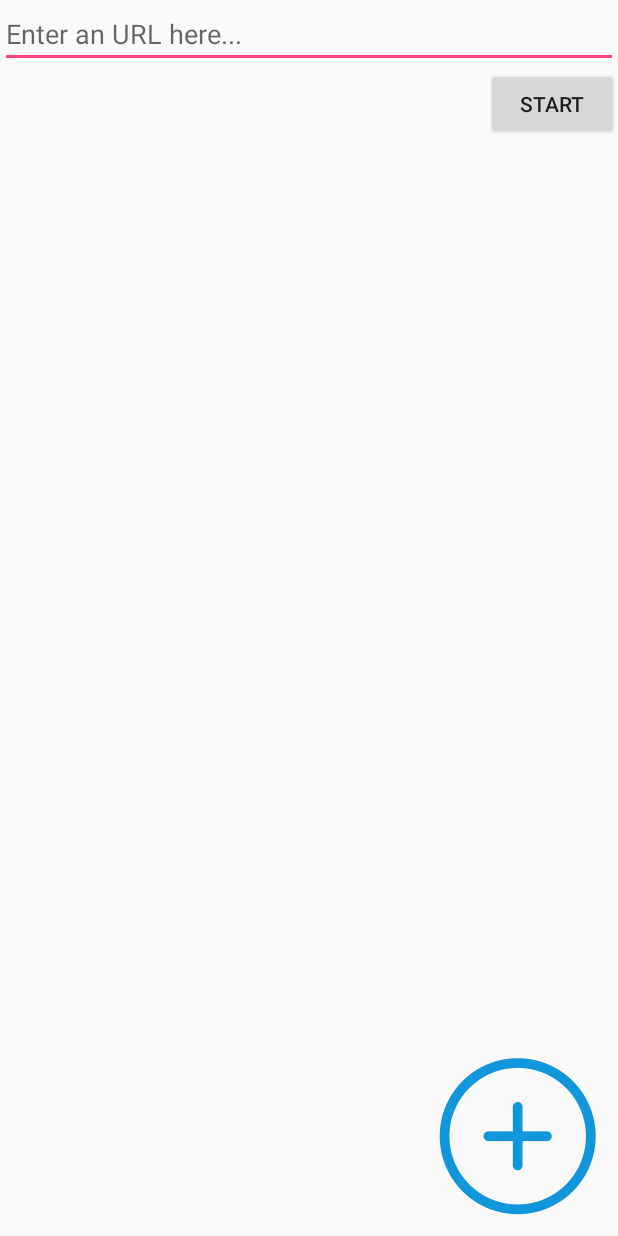
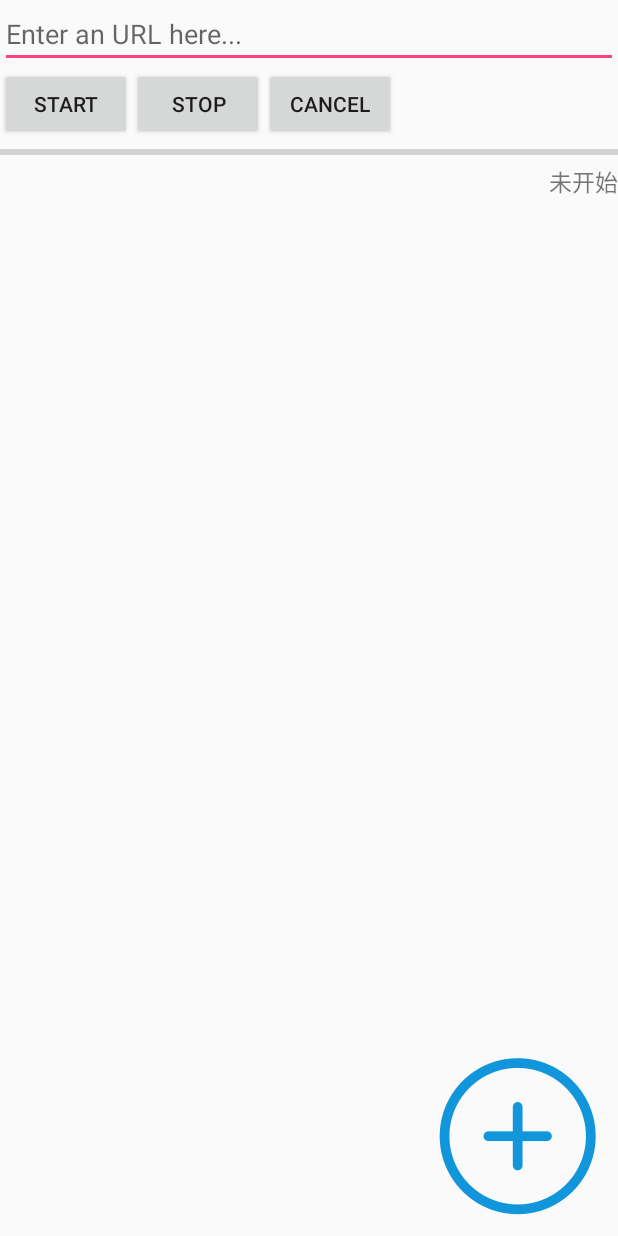
Before and after one commit to Chen-Yufeng/Multiget, an Android app: the layout activity_main.xml on its own in the app's theme, with its tools: preview values and no code run, on a phone screen of 412 x 824 dp. Run offline under Robolectric (Android 15) with nearby library versions, the phone set to English and light mode, and no system bars; plain views replace PercentRelativeLayout.

Commit message:
构建主活动和主布局，尝试更新UI

```diff
--- a/app/src/main/java/com/atic/multiget/DownloadListener.java
+++ b/app/src/main/java/com/atic/multiget/DownloadListener.java
@@ -1,4 +1,5 @@
 package com.atic.multiget;
+
 
 public interface DownloadListener {
     void onProgress (int progress);
--- a/app/src/main/java/com/atic/multiget/DownloadTask.java
+++ b/app/src/main/java/com/atic/multiget/DownloadTask.java
@@ -69,7 +69,7 @@ public class DownloadTask extends AsyncTask<String,Integer,Integer> {
                     total+=len;
                 }
                 savedFile.write(b,0,len);
-                int progress=(int)((total+downloadedLength)*100/contentLength);
+                int progress=(int)((total+downloadedLength)/contentLength);
                 publishProgress(progress);
             }
         }catch (IOException e){
--- a/app/src/main/res/layout/activity_main.xml
+++ b/app/src/main/res/layout/activity_main.xml
@@ -13,13 +13,49 @@
         android:maxLines="1"
         android:hint="Enter an URL here..."/>
 
-    <Button
-        android:id="@+id/button_download"
-        android:layout_width="wrap_content"
+    <LinearLayout
+        android:id="@+id/linearLayout"
+        android:layout_width="match_parent"
         android:layout_height="wrap_content"
         android:layout_below="@id/edit_text_url"
-        android:layout_alignRight="@id/edit_text_url"
-        android:text="START"/>
+        android:orientation="horizontal">
+
+        <Button
+            android:id="@+id/button_start"
+            android:layout_width="wrap_content"
+            android:layout_height="wrap_content"
+            android:text="START"/>
+
+        <Button
+            android:id="@+id/button_stop"
+            android:layout_width="wrap_content"
+            android:layout_height="wrap_content"
+            android:text="STOP"/>
+
+        <Button
+            android:id="@+id/button_cancel"
+            android:layout_width="wrap_content"
+            android:layout_height="wrap_content"
+            android:text="CANCEL"/>
+    </LinearLayout>
+
+
+
+    <ProgressBar
+        android:id="@+id/progressBar"
+        android:layout_width="match_parent"
+        android:layout_height="wrap_content"
+        android:layout_below="@id/linearLayout"
+        style="?android:attr/progressBarStyleHorizontal"/>
+
+    <TextView
+        android:id="@+id/text"
+        android:layout_width="match_parent"
+        android:layout_height="wrap_content"
+        android:layout_below="@id/progressBar"
+        android:gravity="right"
+        android:text="未开始"
+        android:textSize="15dp"/>
 
     <ImageButton
         android:id="@+id/image_button_new"
```
Also changed, not shown: app/src/main/java/com/atic/multiget/MainActivity.java (+39 -0 lines).
